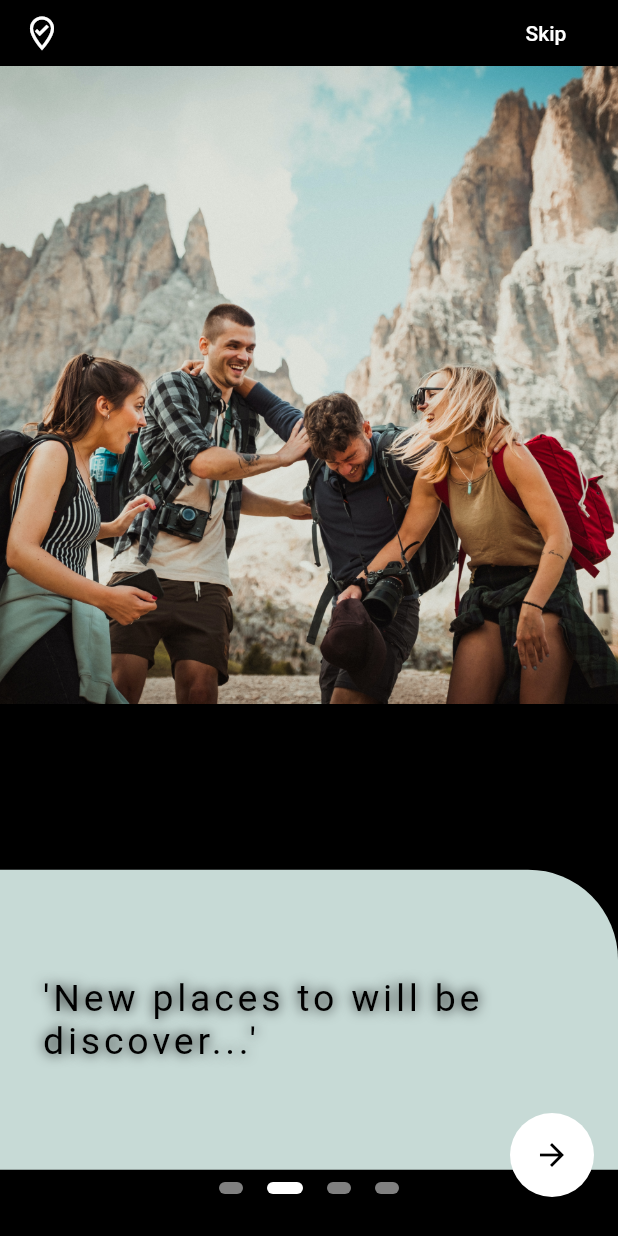
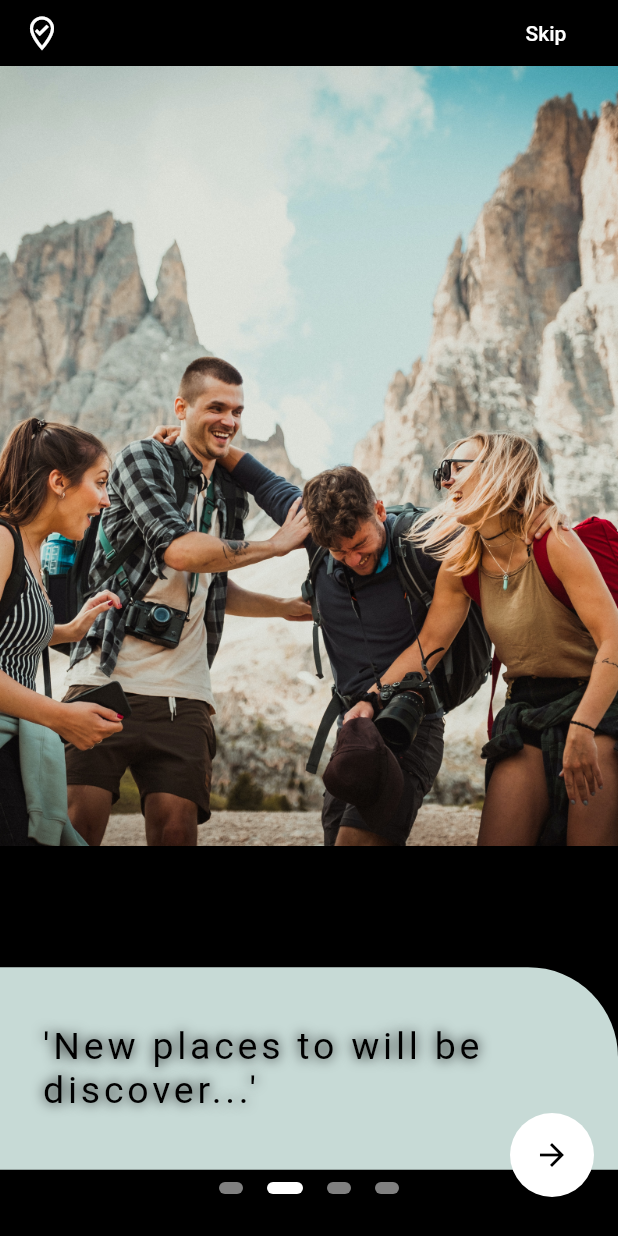
Before and after one commit to abdullahD00/memorymappicker, a Flutter app: the screen it shows after launch, after a tap on the "arrow forward" icon, on a phone screen of 412 x 824 dp. Run offline on Flutter 3.47's test engine with Material 2 defaults, Android fonts, the phone set to English and light mode, and no system bars; drawn by our look-alikes of flutter_onboarding_slider; our stand-ins replace animated_bottom_navigation_bar.

Commit message:
switch screen edited, main bottom nvgtn bar step 1

```diff
--- a/lib/const_value/doubleconst.dart
+++ b/lib/const_value/doubleconst.dart
@@ -5,6 +5,6 @@ class DoubleConst {
   //SwtchinfoView values
   static const double swtchSpeed = 1.8;
   static const double swtchContainerRadius = 60.0;
-  static const double swtchImageAssetHeight = 425.0;
+  static const double swtchImageAssetHeight = 520.0;
   static const int swtchTotalPage = 4;
 }
--- a/lib/core/widgets/swtchfirstpagewidget.dart
+++ b/lib/core/widgets/switchinfoscreen/swtchfirstpagewidget.dart
@@ -2,8 +2,8 @@ import 'package:flutter/material.dart';
 import 'package:memorymappicker/const_value/colorconst.dart';
 import 'package:memorymappicker/const_value/imagepath.dart';
 import 'package:memorymappicker/const_value/textconst.dart';
-import 'package:memorymappicker/core/widgets/swtchscreencontainerwidget.dart';
-import 'package:memorymappicker/core/widgets/swtchscreenimagewidget.dart';
+import 'package:memorymappicker/core/widgets/switchinfoscreen/swtchscreencontainerwidget.dart';
+import 'package:memorymappicker/core/widgets/switchinfoscreen/swtchscreenimagewidget.dart';
 
 class MySwtchInfoFirstScreen extends StatelessWidget {
   const MySwtchInfoFirstScreen({
--- a/lib/core/widgets/swtchsecondpagewidget.dart
+++ b/lib/core/widgets/switchinfoscreen/swtchfourthpagewidget.dart
@@ -2,11 +2,11 @@ import 'package:flutter/material.dart';
 import 'package:memorymappicker/const_value/colorconst.dart';
 import 'package:memorymappicker/const_value/imagepath.dart';
 import 'package:memorymappicker/const_value/textconst.dart';
-import 'package:memorymappicker/core/widgets/swtchscreencontainerwidget.dart';
-import 'package:memorymappicker/core/widgets/swtchscreenimagewidget.dart';
+import 'package:memorymappicker/core/widgets/switchinfoscreen/swtchscreencontainerwidget.dart';
+import 'package:memorymappicker/core/widgets/switchinfoscreen/swtchscreenimagewidget.dart';
 
-class MySwtchInfoSecondScreen extends StatelessWidget {
-  const MySwtchInfoSecondScreen({
+class MySwtchInfoFourthScreen extends StatelessWidget {
+  const MySwtchInfoFourthScreen({
     Key? key,
   }) : super(key: key);
 
@@ -18,7 +18,7 @@ class MySwtchInfoSecondScreen extends StatelessWidget {
           children: [
             Align(
                 alignment: Alignment.topCenter,
-                child: MySwitchInfoPageImageAsset(imagePath: ImagePath.secondSwitchImage)),
+                child: MySwitchInfoPageImageAsset(imagePath: ImagePath.fourthSwitchImage)),
           ],
         ),
         Positioned(
@@ -30,7 +30,7 @@ class MySwtchInfoSecondScreen extends StatelessWidget {
                 Center(child: _MySwtchContainerChild()),
               ],
             ),
-            myColor: ColorConst.swtchSecondContainerColor,
+            myColor: ColorConst.swtchFourthContainerColor,
           ),
         ),
       ],
@@ -47,9 +47,13 @@ class _MySwtchContainerChild extends StatelessWidget {
   Widget build(BuildContext context) {
     return Center(
       child: Padding(
-        padding: EdgeInsets.symmetric(horizontal: MediaQuery.of(context).size.width / 15),
+        padding: EdgeInsets.only(
+          right: MediaQuery.of(context).size.width / 15,
+          left: MediaQuery.of(context).size.width / 15,
+          bottom: MediaQuery.of(context).size.height / 15,
+        ),
         child: Text(
-          TextConst.swtchSecondContainerText,
+          TextConst.swtchFourthContainerText,
           style: Theme.of(context).textTheme.headline2?.copyWith(
             fontSize: 25,
             color: Colors.black,
--- a/lib/core/widgets/swtchscreencontainerwidget.dart
+++ b/lib/core/widgets/switchinfoscreen/swtchscreencontainerwidget.dart
@@ -19,7 +19,7 @@ class MySwitchInfoPageContainer extends StatelessWidget {
           topRight: Radius.circular(DoubleConst.swtchContainerRadius),
         ),
       ),
-      height: 200,
+      height: 135,
       width: MediaQuery.of(context).size.width,
       child: myWidget,
     );
--- a/lib/core/widgets/swtchfourthpagewidget.dart
+++ b/lib/core/widgets/switchinfoscreen/swtchsecondpagewidget.dart
@@ -2,11 +2,11 @@ import 'package:flutter/material.dart';
 import 'package:memorymappicker/const_value/colorconst.dart';
 import 'package:memorymappicker/const_value/imagepath.dart';
 import 'package:memorymappicker/const_value/textconst.dart';
-import 'package:memorymappicker/core/widgets/swtchscreencontainerwidget.dart';
-import 'package:memorymappicker/core/widgets/swtchscreenimagewidget.dart';
+import 'package:memorymappicker/core/widgets/switchinfoscreen/swtchscreencontainerwidget.dart';
+import 'package:memorymappicker/core/widgets/switchinfoscreen/swtchscreenimagewidget.dart';
 
-class MySwtchInfoFourthScreen extends StatelessWidget {
-  const MySwtchInfoFourthScreen({
+class MySwtchInfoSecondScreen extends StatelessWidget {
+  const MySwtchInfoSecondScreen({
     Key? key,
   }) : super(key: key);
 
@@ -18,7 +18,7 @@ class MySwtchInfoFourthScreen extends StatelessWidget {
           children: [
             Align(
                 alignment: Alignment.topCenter,
-                child: MySwitchInfoPageImageAsset(imagePath: ImagePath.fourthSwitchImage)),
+                child: MySwitchInfoPageImageAsset(imagePath: ImagePath.secondSwitchImage)),
           ],
         ),
         Positioned(
@@ -30,7 +30,7 @@ class MySwtchInfoFourthScreen extends StatelessWidget {
                 Center(child: _MySwtchContainerChild()),
               ],
             ),
-            myColor: ColorConst.swtchFourthContainerColor,
+            myColor: ColorConst.swtchSecondContainerColor,
           ),
         ),
       ],
@@ -47,13 +47,9 @@ class _MySwtchContainerChild extends StatelessWidget {
   Widget build(BuildContext context) {
     return Center(
       child: Padding(
-        padding: EdgeInsets.only(
-          right: MediaQuery.of(context).size.width / 15,
-          left: MediaQuery.of(context).size.width / 15,
-          bottom: MediaQuery.of(context).size.height / 15,
-        ),
+        padding: EdgeInsets.symmetric(horizontal: MediaQuery.of(context).size.width / 15),
         child: Text(
-          TextConst.swtchFourthContainerText,
+          TextConst.swtchSecondContainerText,
           style: Theme.of(context).textTheme.headline2?.copyWith(
             fontSize: 25,
             color: Colors.black,
--- a/lib/core/widgets/swtchthirdpagewidget.dart
+++ b/lib/core/widgets/switchinfoscreen/swtchthirdpagewidget.dart
@@ -2,8 +2,8 @@ import 'package:flutter/material.dart';
 import 'package:memorymappicker/const_value/colorconst.dart';
 import 'package:memorymappicker/const_value/imagepath.dart';
 import 'package:memorymappicker/const_value/textconst.dart';
-import 'package:memorymappicker/core/widgets/swtchscreencontainerwidget.dart';
-import 'package:memorymappicker/core/widgets/swtchscreenimagewidget.dart';
+import 'package:memorymappicker/core/widgets/switchinfoscreen/swtchscreencontainerwidget.dart';
+import 'package:memorymappicker/core/widgets/switchinfoscreen/swtchscreenimagewidget.dart';
 
 class MySwtchInfoThirdScreen extends StatelessWidget {
   const MySwtchInfoThirdScreen({
```
Also changed, not shown: lib/view/appmain.dart (+78 -2 lines), lib/view/swtchinfoview.dart (+4 -4 lines), pubspec.yaml (+9 -1 lines), lib/core/widgets/switchinfoscreen/swtchscreenimagewidget.dart (renamed from lib/core/widgets/swtchscreenimagewidget.dart), pubspec.lock.
